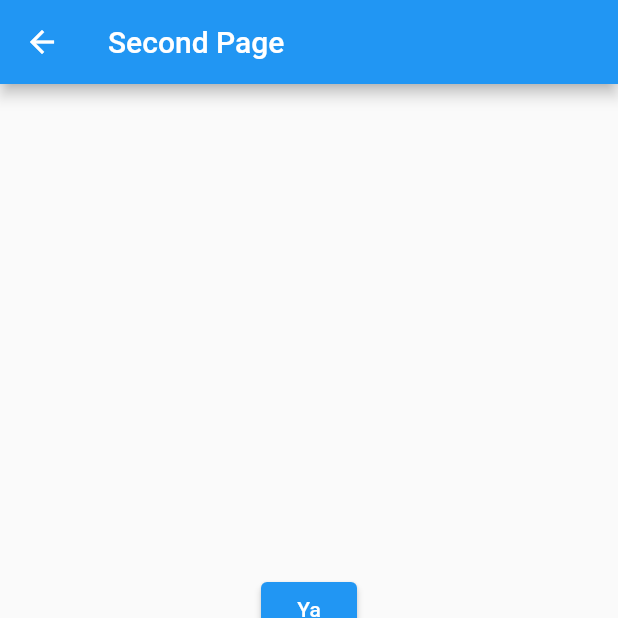
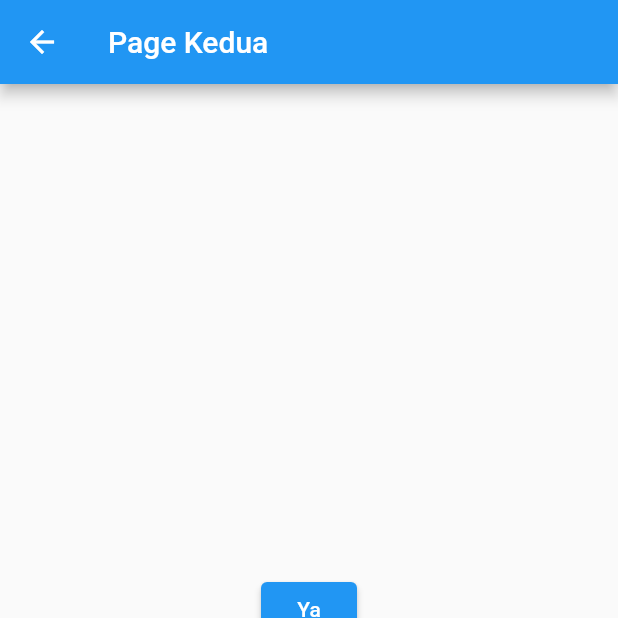
Before and after one commit to zufarsyah/flutter_belajar_navigation, a Flutter app: the SecondPage screen opened directly, on a phone screen of 412 x 824 dp, the top half of it. Run offline on Flutter 3.47's test engine with Material 2 defaults, Android fonts, the phone set to English and light mode, and no system bars.

Commit message:
Mengganti Judul SecondPage menjadi PageKedua

```diff
--- a/lib/ui/secondpage.dart
+++ b/lib/ui/secondpage.dart
@@ -8,7 +8,7 @@ class SecondPage extends StatelessWidget {
   Widget build(BuildContext context) {
 
     return Scaffold(
-      appBar: AppBar(title: Text('Second Page'),),
+      appBar: AppBar(title: Text('Page Kedua'),),
       body: Center(child: Column(
         mainAxisAlignment: MainAxisAlignment.center,
         children: [
```
